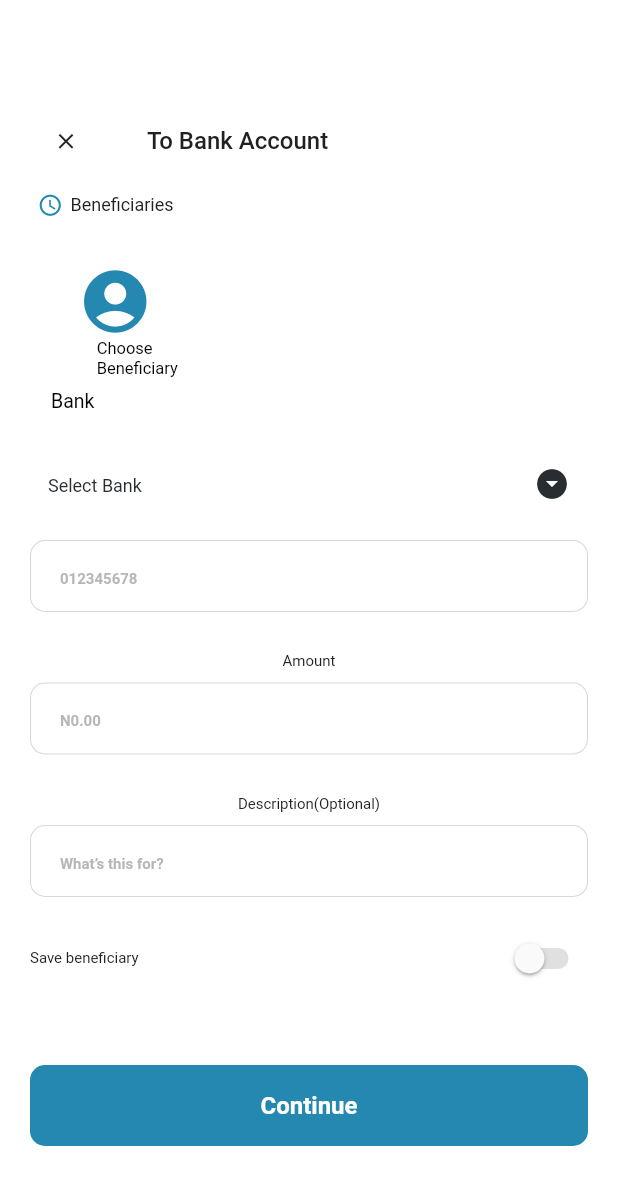
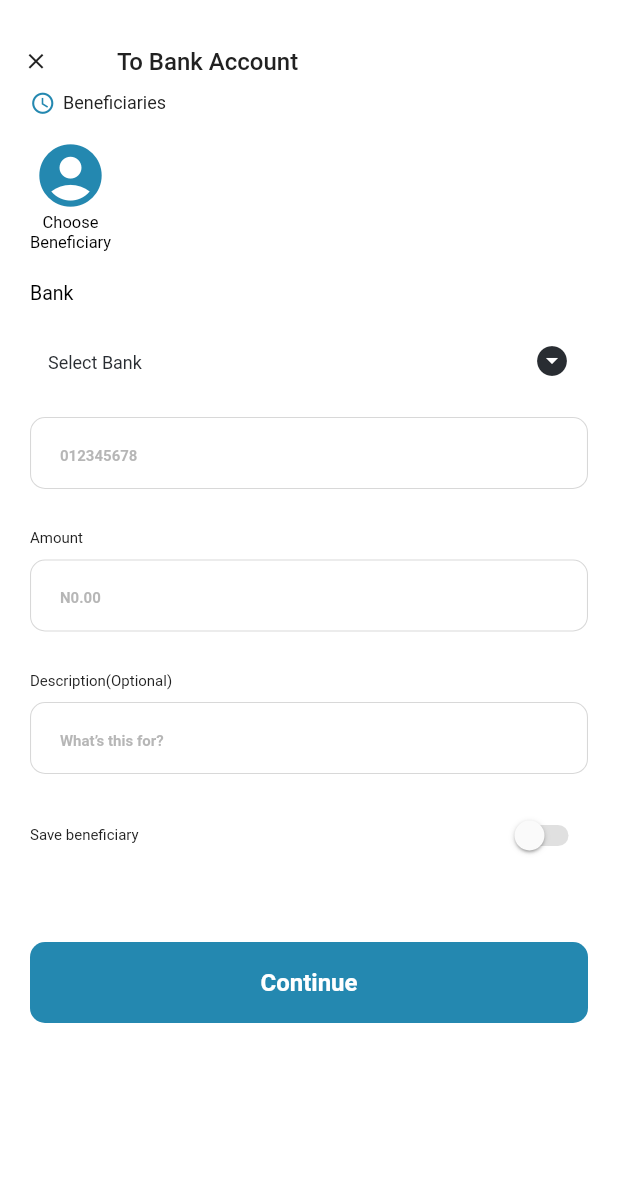
Before and after one commit to sholarrh/compact_pay, a Flutter app: the BankAccount screen opened directly, on a phone screen of 412 x 824 dp. Shown: the top 1185 px of the screen. Run offline on Flutter 3.47's test engine with Material 2 defaults, Android fonts, the phone set to English and light mode, and no system bars; our stand-ins replace grouped_list, image_picker, pin_code_fields, shared_preferences, timer_count_down; missing offline and left inert: email_otp; accounts and stored records are empty; network calls fail; Roboto replaces fonts that are missing (Poppins).

Commit message:
primate correction

```diff
--- a/lib/main.dart
+++ b/lib/main.dart
@@ -1,5 +1,5 @@
 import 'package:compact_pay/provider/provider.dart';
-import 'package:compact_pay/screens/Send%20Money/Send%20Money/send_money.dart';
+import 'package:compact_pay/screens/change_pin.dart';
 import 'package:flutter/material.dart';
 import 'package:provider/provider.dart';
 
@@ -24,7 +24,7 @@ class MyApp extends StatelessWidget {
           primarySwatch: Colors.blue,
           fontFamily: 'Poppins',
         ),
-        home: const SendMoney(),
+        home: const ChangePin(),
       ),);
   }
 }
--- a/lib/screens/Send Money/Send Money/bank_account.dart
+++ b/lib/screens/Send Money/Send Money/bank_account.dart
@@ -1,7 +1,4 @@
-import 'package:compact_pay/screens/Send%20Money/Send%20Money/select_bank.dart';
 import 'package:compact_pay/screens/add_money/ussd/select_bank.dart';
-import 'package:compact_pay/screens/auth/verification.dart';
-import 'package:compact_pay/screens/profile.dart';
 import 'package:compact_pay/utils/app_colors.dart';
 import 'package:compact_pay/widgets/my_button.dart';
 import 'package:compact_pay/widgets/my_text.dart';
@@ -11,9 +8,7 @@ import 'package:flutter/material.dart';
 import 'package:provider/provider.dart';
 
 import '../../../provider/provider.dart';
-import '../../../widgets/show_snackbar.dart';
 import '../../../widgets/validator.dart';
-import '../../add_money/request_money/add_amount.dart';
 
 
 class BankAccount extends StatefulWidget {
@@ -24,12 +19,14 @@ class BankAccount extends StatefulWidget {
 }
 
 class _BankAccountState extends State<BankAccount> {
+  // bool addMoney = false;
   bool isSwitched1 = false;
 
-  TextEditingController _accountnumber = TextEditingController();
-  TextEditingController _amount = TextEditingController();
-  TextEditingController _description = TextEditingController();
+  final TextEditingController _accountnumber = TextEditingController();
+  final TextEditingController _amount = TextEditingController();
+  final TextEditingController _description = TextEditingController();
   final formkey = GlobalKey<FormState>();
+
   @override
   Widget build(BuildContext context) {
     var data = Provider.of<ProviderClass>(context);
@@ -37,12 +34,11 @@ class _BankAccountState extends State<BankAccount> {
         backgroundColor: white,
         body: SingleChildScrollView(
             child: SafeArea(
-          child: Padding(
-            padding: const EdgeInsets.only(left: 20, right: 20),
-            child: Column(
-              children: [
+                child: Stack(children: [
           Padding(
-                  padding: const EdgeInsets.only(top: 70,),
+            padding: const EdgeInsets.only(
+              top: 17,
+            ),
             child: Row(
               mainAxisAlignment: MainAxisAlignment.start,
               children: [
@@ -54,7 +50,9 @@ class _BankAccountState extends State<BankAccount> {
                     Navigator.pop(context);
                   },
                 ),
-                      const SizedBox(width: 30,),
+                const SizedBox(
+                  width: 30,
+                ),
                 MyText(
                   'To Bank Account',
                   fontSize: 16,
@@ -64,13 +62,15 @@ class _BankAccountState extends State<BankAccount> {
               ],
             ),
           ),
-                SizedBox(height: 10),
           Padding(
-                  padding: const EdgeInsets.only(left: 5, right: 10),
-                  child: Row(
+              padding: const EdgeInsets.only(left: 20, right: 20, top: 60),
+              child: Column(
+                crossAxisAlignment: CrossAxisAlignment.start,
+                children: [
+                  Row(
                     mainAxisAlignment: MainAxisAlignment.start,
                     children: [
-                      Icon(
+                      const Icon(
                         Icons.watch_later_outlined,
                         color: mainBlue,
                         size: 17,
@@ -87,24 +87,25 @@ class _BankAccountState extends State<BankAccount> {
                                   ),
                                 ],
                               ),
-                ),
-                SizedBox(height: 16),
-                  Padding(
-                    padding: const EdgeInsets.only(top: 15, right: 304,left: 31.83),
-                    child: Icon(Icons.account_circle_sharp, size: 50, color: mainBlue),
-                  ),
-                Padding(
-                  padding: const EdgeInsets.only(right: 250.0, left: 21),
-                  child: MyText('Choose\nBeneficiary',
+                              const SizedBox(height: 15),
+                              Column(
+                                mainAxisAlignment: MainAxisAlignment.center,
+                                children: [
+                                  const Icon(
+                                      Icons.account_circle_sharp, size: 50,
+                                      color: mainBlue),
+                                  MyText('Choose\nBeneficiary',
+                                    textAlign: TextAlign.center,
                                     fontSize: 11,
                                     fontWeight: FontWeight.w400,
                                     color: black,
-                    fontFamily: 'Poppins',
                                   ),
+                                ],
                               ),
-                SizedBox(height: 8),
+
                               Padding(
-                  padding: const EdgeInsets.only(right: 315.0),
+                                padding: const EdgeInsets.only(
+                                    top: 20, bottom: 8),
                                 child: MyText(
                                   'Bank',
                                   fontSize: 13,
@@ -113,7 +114,6 @@ class _BankAccountState extends State<BankAccount> {
                                   fontFamily: 'Poppins',
                                 ),
                               ),
-                const SizedBox(height: 18),
 
                               TextFormField(
                                 keyboardType: TextInputType.name,
@@ -124,18 +124,32 @@ class _BankAccountState extends State<BankAccount> {
                                     borderRadius: BorderRadius.circular(7),
                                     borderSide: BorderSide.none,
                                   ),
-                    hintText: 'Select Bank ',
+                                  hintText: data.bankName == null
+                                      ? 'Select Bank'
+                                      : '  ${data.bankName}',
                                   hintStyle: const TextStyle(
                                     fontSize: 12,
                                     fontWeight: FontWeight.w400,
                                     color: close,
                                   ),
-                    suffixIcon:  IconButton(
-                      icon: Icon(Icons.arrow_drop_down_circle), onPressed: () {
+                                  prefixIcon: data.bankLogo != null
+                                      ? CircleAvatar(
+                                    radius: 2,
+                                    backgroundColor: mainBlue,
+                                    backgroundImage: NetworkImage(
+                                        data.bankLogo!),
+                                  )
+                                      : null,
+                                  suffixIcon: IconButton(
+                                    icon: const Icon(Icons
+                                        .arrow_drop_down_circle),
+                                    onPressed: () {
                                       Navigator.push(
                                           context,
                                           MaterialPageRoute(
-                            builder: (context) => const SelectBank2()));
+                                              builder: (context) =>
+                                              const SelectBank(
+                                                addMoney: false,)));
                                     },
                                   ),
                                   suffixIconColor: close,
@@ -189,7 +203,8 @@ class _BankAccountState extends State<BankAccount> {
                               ),
                               SizedBox(height: 15),
                               Row(
-                  mainAxisAlignment: MainAxisAlignment.spaceBetween,
+                                mainAxisAlignment: MainAxisAlignment
+                                    .spaceBetween,
                                 children: [
                                   MyText(
                                     'Save beneficiary',
@@ -234,6 +249,7 @@ class _BankAccountState extends State<BankAccount> {
 
 
                             ],
-            )))));
+                          )),
+                    ]))));
   }
 }
```
Also changed, not shown: lib/screens/add_money/ussd/add_by_ussd.dart (+8 -2 lines), lib/screens/add_money/ussd/select_bank.dart (+15 -7 lines), lib/screens/change_pin.dart (+23 -33 lines). Lines whose indentation alone changed are shown as unchanged.
